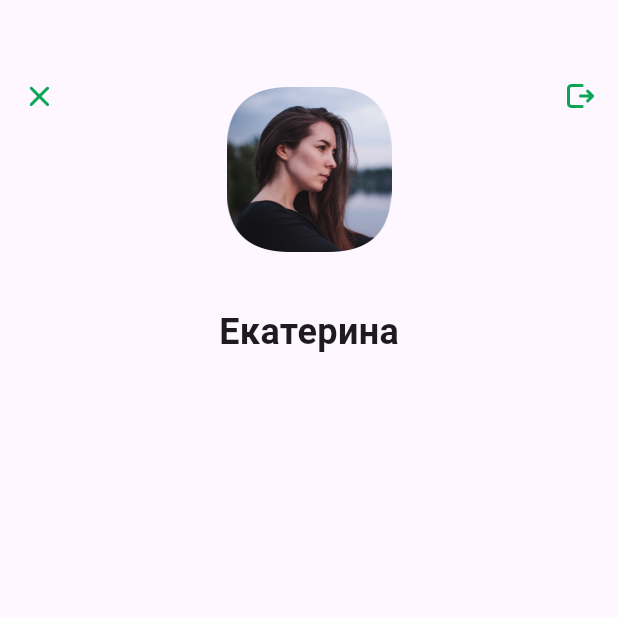
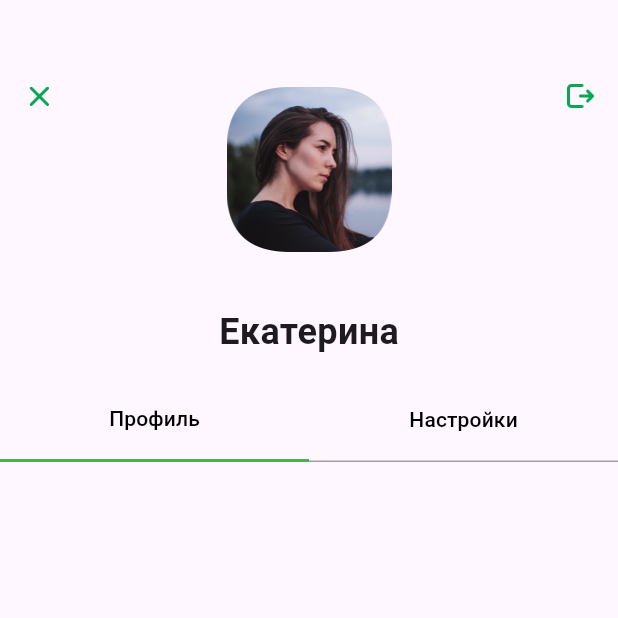
Before and after one commit to zavyalov-daniil/zavialov-flutter-1, a Flutter app: the screen it shows after launch, on a phone screen of 412 x 824 dp, the top half of it. Run offline on Flutter 3.47's test engine with Material 3 defaults, Android fonts, the phone set to English and light mode, and no system bars; Roboto replaces fonts that are missing (SF Pro Display).

```diff
--- a/lib/main.dart
+++ b/lib/main.dart
@@ -73,8 +73,57 @@ class MyHomePage extends StatelessWidget {
                 ),
               ]),
             ),
-
           ]),
+          Padding(
+            padding: const EdgeInsets.only(top: 14),
+            child: SizedBox(
+              height: 56,
+              width: MediaQuery.of(context).size.width,
+              child: Container(
+                child: Row(
+                  crossAxisAlignment: CrossAxisAlignment.stretch,
+                  children: <Widget>[
+                    Expanded(
+                      child: Container(
+                        decoration: const BoxDecoration(
+                          border: Border(
+                            bottom: BorderSide(width: 2, color: Colors.green),
+                          ),
+                        ),
+                        child: TextButton(
+                          onPressed: () {
+                            //
+                          },
+                          child: const Text(
+                            'Профиль',
+                            style: TextStyle(color: Colors.black),
+                          ),
+                        ),
+                      ),
+                    ),
+                    Expanded(
+                      child: Container(
+                        decoration: const BoxDecoration(
+                          border: Border(
+                            bottom: BorderSide(width: 1, color: Colors.grey),
+                          ),
+                        ),
+                        child: TextButton(
+                          onPressed: () {
+                            //
+                          },
+                          child: const Text(
+                            'Настройки',
+                            style: TextStyle(color: Colors.black),
+                          ),
+                        ),
+                      ),
+                    ),
+                  ],
+                ),
+              ),
+            ),
+          ),
         ],
       ),
     );
```
